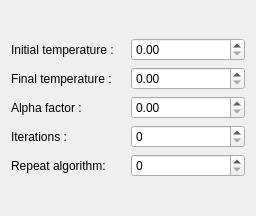
Before: the Qt Designer form sa_options.ui in Damianeroos/DrillRoute_Optimizer_TSP, drawn with Qt 5.
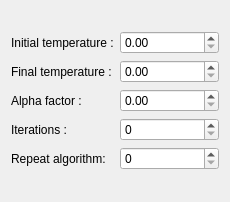
After: the same form once the commit is applied.

```diff
--- a/sa_options.ui
+++ b/sa_options.ui
@@ -6,8 +6,8 @@
    <rect>
     <x>0</x>
     <y>0</y>
-    <width>256</width>
-    <height>216</height>
+    <width>230</width>
+    <height>202</height>
    </rect>
   </property>
   <property name="windowTitle">
```
Left out of the diff: 4 changed lines with no effect on the pictures.
